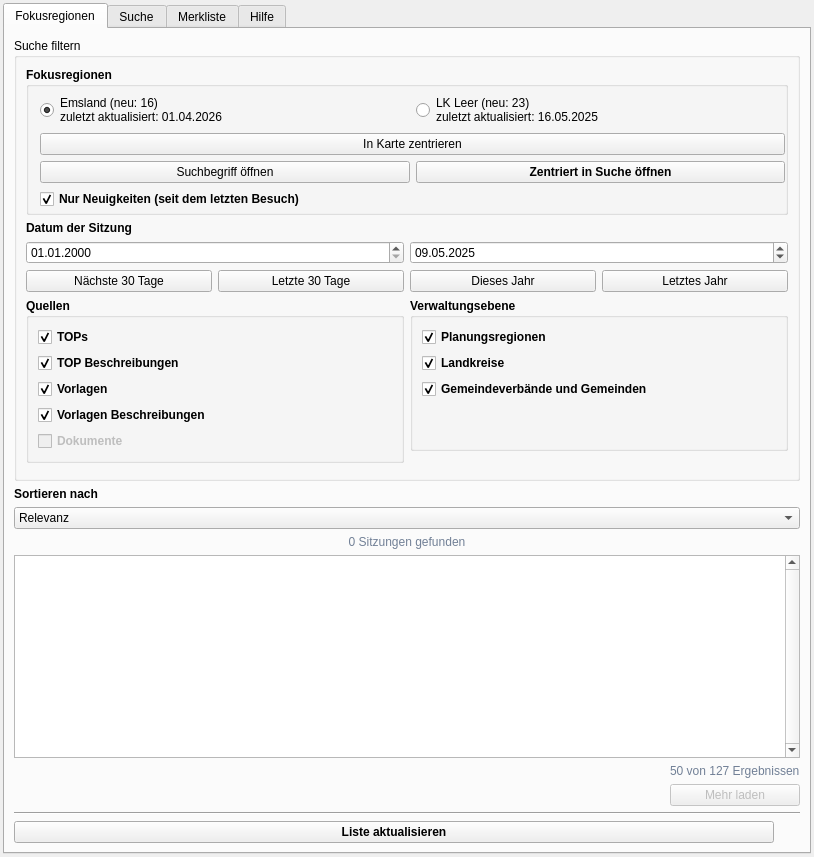
First picture: the form in ui/poliscope_plugin_dockwidget_base.ui, repository poliscope-de/poliscope-qgis-plugin, before the edit.
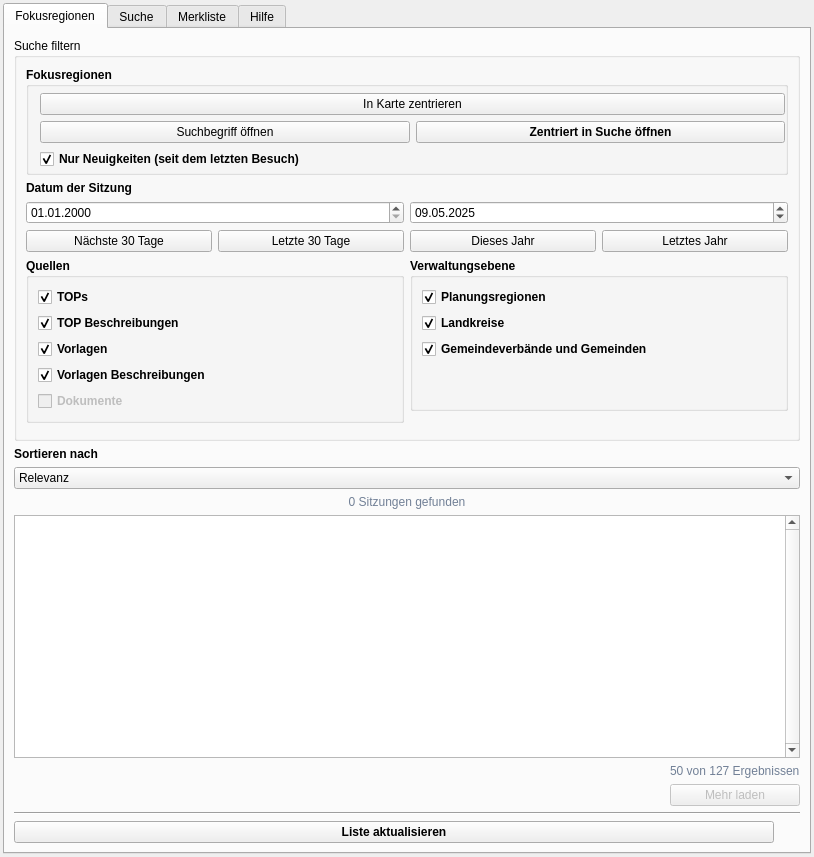
Second picture: the form after the edit. Icons and pictures are not drawn. Custom widgets are drawn as their Qt base class.

The edit to the form file:
```diff
--- a/ui/poliscope_plugin_dockwidget_base.ui
+++ b/ui/poliscope_plugin_dockwidget_base.ui
@@ -186,23 +186,6 @@
                     </property>
                    </widget>
                   </item>
-                  <item row="0" column="0">
-                   <widget class="QRadioButton" name="rbExample_1_focusregion">
-                    <property name="font">
-                     <font>
-                      <weight>50</weight>
-                      <bold>false</bold>
-                     </font>
-                    </property>
-                    <property name="text">
-                     <string>Emsland (neu: 16) 
-zuletzt aktualisiert: 01.04.2026</string>
-                    </property>
-                    <property name="checked">
-                     <bool>true</bool>
-                    </property>
-                   </widget>
-                  </item>
                   <item row="8" column="0">
                    <widget class="QCheckBox" name="cbNurNeuigkeiten_focusregion">
                     <property name="text">
@@ -213,20 +196,6 @@
                     </property>
                    </widget>
                   </item>
-                  <item row="0" column="1">
-                   <widget class="QRadioButton" name="rbExample_1_focusregion_2">
-                    <property name="font">
-                     <font>
-                      <weight>50</weight>
-                      <bold>false</bold>
-                     </font>
-                    </property>
-                    <property name="text">
-                     <string>LK Leer (neu: 23) 
-zuletzt aktualisiert: 16.05.2025</string>
-                    </property>
-                   </widget>
-                  </item>
                  </layout>
                 </widget>
                </item>
```
